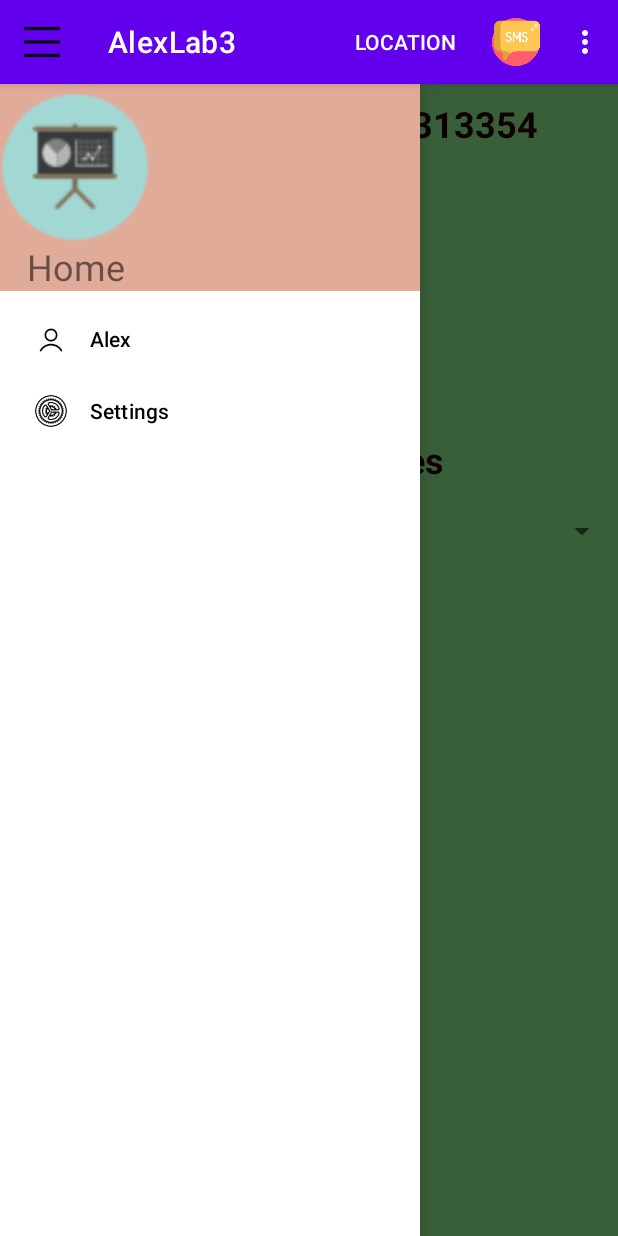
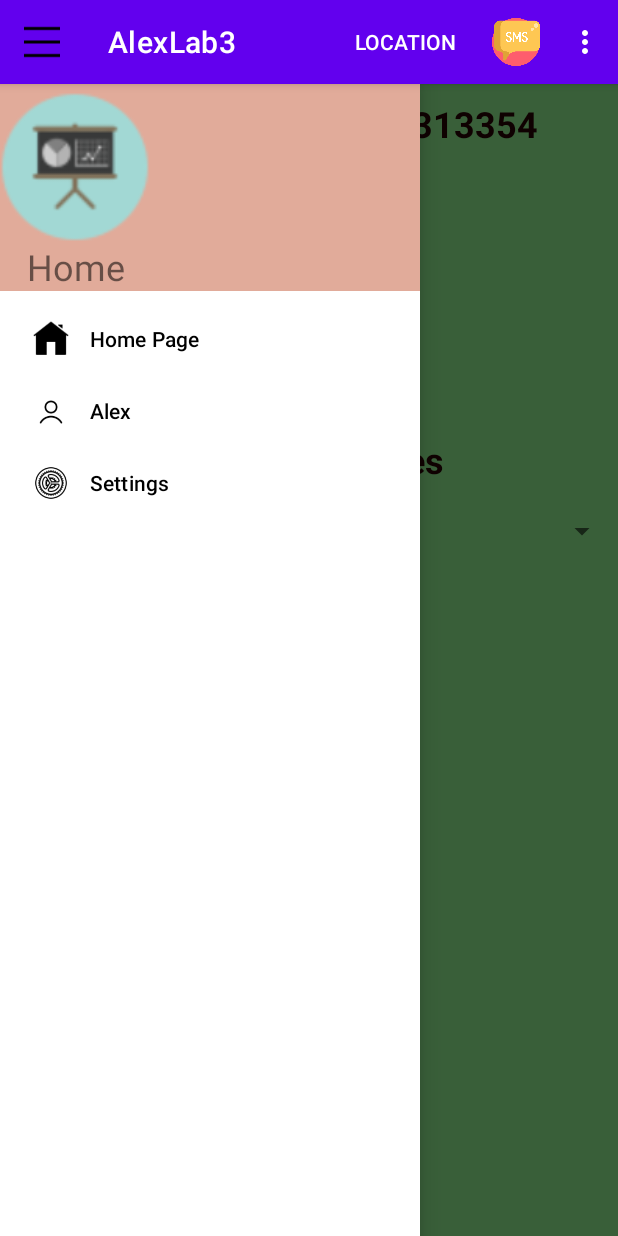
Before and after one commit to Alex5rfischer/Android-Development-Practice, an Android app: the screen it shows after launch (AlexActivity), with the side drawer open, on a phone screen of 412 x 824 dp. Run offline under Robolectric (Android 15) with nearby library versions, the phone set to English and light mode, and no system bars.

Commit message:
Added a home access page button to the navigation menu.

```diff
--- a/AlexLab3/src/main/res/menu/alex_drawer.xml
+++ b/AlexLab3/src/main/res/menu/alex_drawer.xml
@@ -6,6 +6,10 @@ Section: RNA
 -->
 <menu xmlns:android="http://schemas.android.com/apk/res/android">
     <group android:checkableBehavior="single">
+        <item
+            android:id="@+id/alexHome"
+            android:icon="@drawable/homeicon"
+            android:title="Home Page"/>
         <item
             android:id="@+id/alexFirstname"
             android:icon="@drawable/person_icon"
```
Also changed, not shown: AlexLab3/src/main/java/alex/la/n01313354/AlexActivity.java (+7 -1 lines), AlexLab3/src/main/res/drawable/homeicon.png (added).
